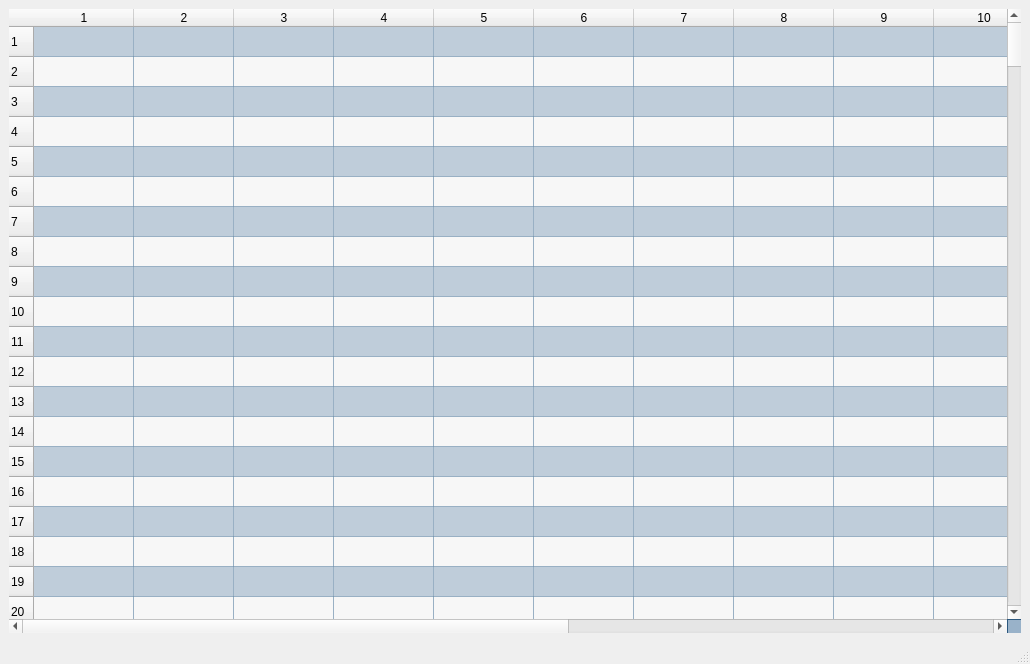
Above: src/GUI/MemoriaDados.ui from JoaoVitorBranco/BIPy before the change. Below: the same form after it.
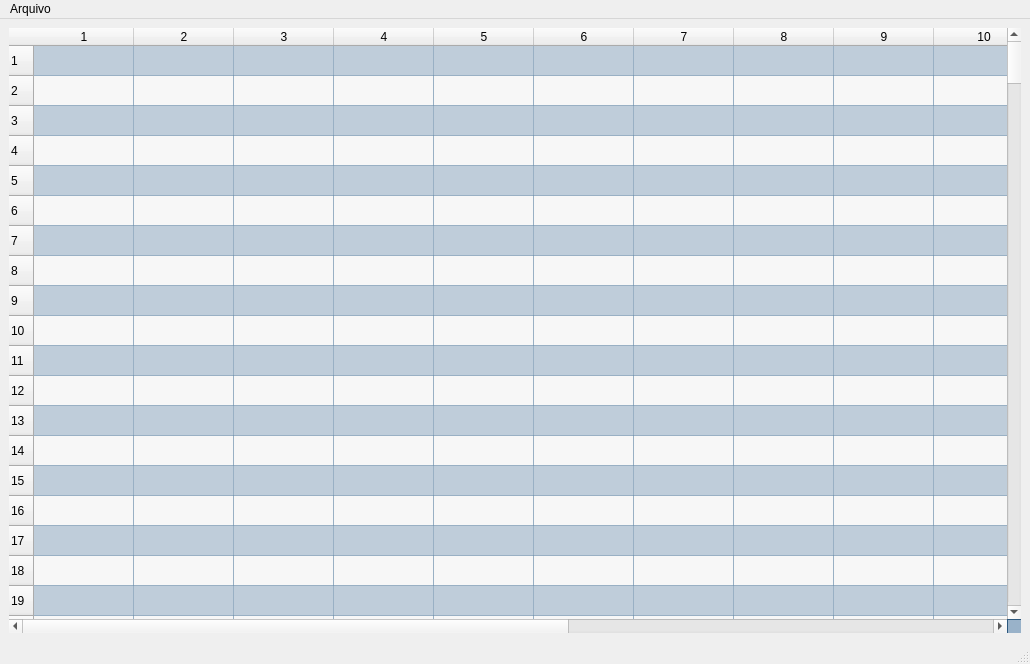
That is the form after the change.

Diff of the .ui file:
```diff
--- a/src/GUI/MemoriaDados.ui
+++ b/src/GUI/MemoriaDados.ui
@@ -364,6 +364,16 @@
      <height>21</height>
     </rect>
    </property>
+   <widget class="QMenu" name="menuArquivo">
+    <property name="title">
+     <string>Arquivo</string>
+    </property>
+    <addaction name="actionCarregar"/>
+    <addaction name="actionSalvar"/>
+    <addaction name="separator"/>
+    <addaction name="actionZero"/>
+   </widget>
+   <addaction name="menuArquivo"/>
   </widget>
   <widget class="QStatusBar" name="statusbar"/>
  </widget>
```
Left out of the diff: 15 changed lines with no effect on the pictures.
